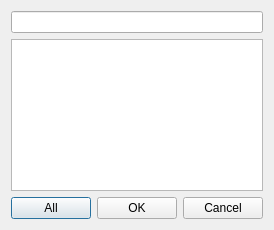
First picture: the form in LHCbDIRAC/BookkeepingSystem/Gui/Widget/ProductionLookup.ui, repository antolu/LHCbDIRAC, before the edit.
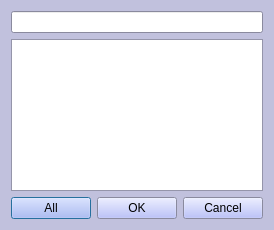
Second picture: the form after the edit.

Diff of the .ui file:
```diff
--- a/LHCbDIRAC/BookkeepingSystem/Gui/Widget/ProductionLookup.ui
+++ b/LHCbDIRAC/BookkeepingSystem/Gui/Widget/ProductionLookup.ui
@@ -9,7 +9,98 @@
     <height>230</height>
    </rect>
   </property>
-  <property name="windowTitle" >
+  <property name="palette">
+   <palette>
+    <active>
+     <colorrole role="Button">
+      <brush brushstyle="SolidPattern">
+       <color alpha="255">
+        <red>170</red>
+        <green>178</green>
+        <blue>249</blue>
+       </color>
+      </brush>
+     </colorrole>
+     <colorrole role="Base">
+      <brush brushstyle="SolidPattern">
+       <color alpha="255">
+        <red>255</red>
+        <green>255</green>
+        <blue>255</blue>
+       </color>
+      </brush>
+     </colorrole>
+     <colorrole role="Window">
+      <brush brushstyle="SolidPattern">
+       <color alpha="255">
+        <red>193</red>
+        <green>193</green>
+        <blue>221</blue>
+       </color>
+      </brush>
+     </colorrole>
+    </active>
+    <inactive>
+     <colorrole role="Button">
+      <brush brushstyle="SolidPattern">
+       <color alpha="255">
+        <red>170</red>
+        <green>178</green>
+        <blue>249</blue>
+       </color>
+      </brush>
+     </colorrole>
+     <colorrole role="Base">
+      <brush brushstyle="SolidPattern">
+       <color alpha="255">
+        <red>255</red>
+        <green>255</green>
+        <blue>255</blue>
+       </color>
+      </brush>
+     </colorrole>
+     <colorrole role="Window">
+      <brush brushstyle="SolidPattern">
+       <color alpha="255">
+        <red>193</red>
+        <green>193</green>
+        <blue>221</blue>
+       </color>
+      </brush>
+     </colorrole>
+    </inactive>
+    <disabled>
+     <colorrole role="Button">
+      <brush brushstyle="SolidPattern">
+       <color alpha="255">
+        <red>170</red>
+        <green>178</green>
+        <blue>249</blue>
+       </color>
+      </brush>
+     </colorrole>
+     <colorrole role="Base">
+      <brush brushstyle="SolidPattern">
+       <color alpha="255">
+        <red>193</red>
+        <green>193</green>
+        <blue>221</blue>
+       </color>
+      </brush>
+     </colorrole>
+     <colorrole role="Window">
+      <brush brushstyle="SolidPattern">
+       <color alpha="255">
+        <red>193</red>
+        <green>193</green>
+        <blue>221</blue>
+       </color>
+      </brush>
+     </colorrole>
+    </disabled>
+   </palette>
+  </property>
+  <property name="windowTitle">
    <string>Dialog</string>
   </property>
   <layout class="QGridLayout" >
```
Left out of the diff: 35 changed lines with no effect on the pictures.
